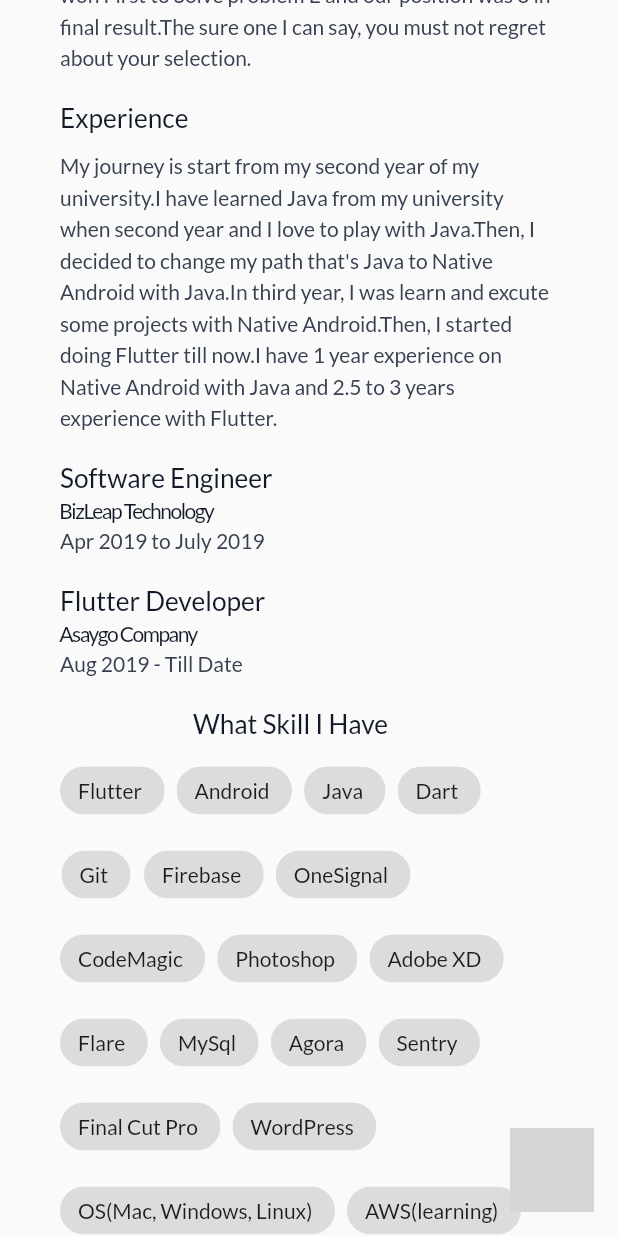
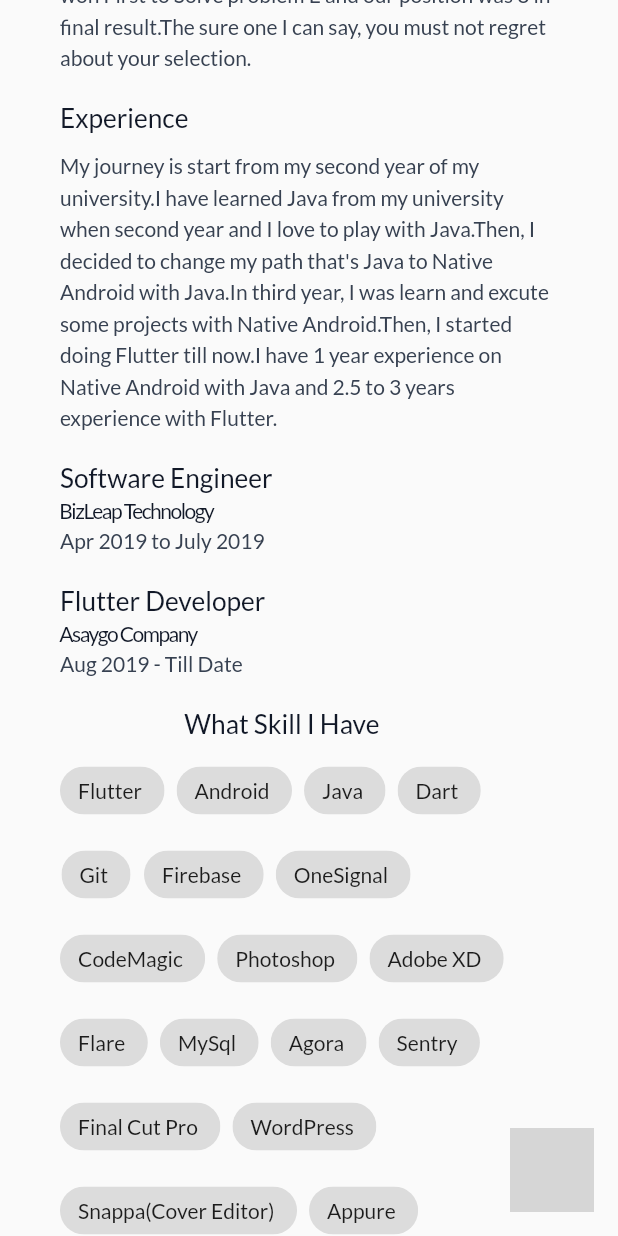
Before and after one commit to shinewanna/my-portfolio, a Flutter app: the screen it shows after launch, scrolled down 576 dp, on a phone screen of 412 x 824 dp. Run offline on Flutter 3.47's test engine with Material 2 defaults, Android fonts, the phone set to English and light mode, and no system bars; drawn by our look-alikes of streaming_shared_preferences; our stand-ins replace flutter_staggered_animations, google_fonts, percent_indicator, responsive_builder, velocity_x; missing offline and left inert: day_night_switcher, mailto; grey boxes are pictures that could not be loaded.

Commit message:
add skill

```diff
--- a/lib/data/my_info.dart
+++ b/lib/data/my_info.dart
@@ -59,6 +59,9 @@ class MyInfo {
       Skill(name: 'Sentry'),
       Skill(name: 'Final Cut Pro'),
       Skill(name: 'WordPress'),
+      Skill(name: 'Snappa(Cover Editor)'),
+      Skill(name: 'Appure'),
+      Skill(name: 'Adobe XD'),
       Skill(name: 'OS(Mac, Windows, Linux)'),
       Skill(name: 'AWS(learning)'),
     ];
```
